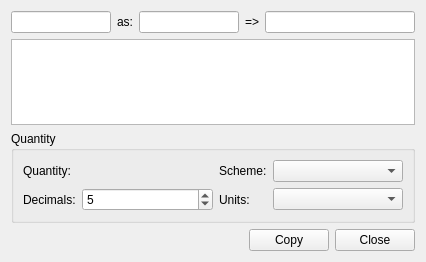
This is src/Gui/DlgUnitsCalculator.ui in berndhahnebach/All_FreeCAD as Qt 5 draws it before an edit. The edited form follows.
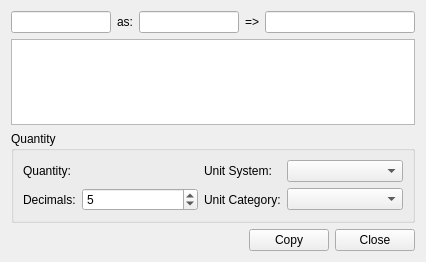
This is the edited form. Custom widgets are drawn as their Qt base class.

```diff
--- a/src/Gui/DlgUnitsCalculator.ui
+++ b/src/Gui/DlgUnitsCalculator.ui
@@ -114,7 +114,7 @@
       <item row="0" column="2">
        <widget class="QLabel" name="label_6">
         <property name="text">
-         <string>Scheme:</string>
+         <string>Unit System:</string>
         </property>
        </widget>
       </item>
@@ -144,7 +144,7 @@
       <item row="1" column="2">
        <widget class="QLabel" name="label_4">
         <property name="text">
-         <string>Units:</string>
+         <string>Unit Category:</string>
         </property>
        </widget>
       </item>
```
Left out of the diff: 13 changed lines with no effect on the pictures.
